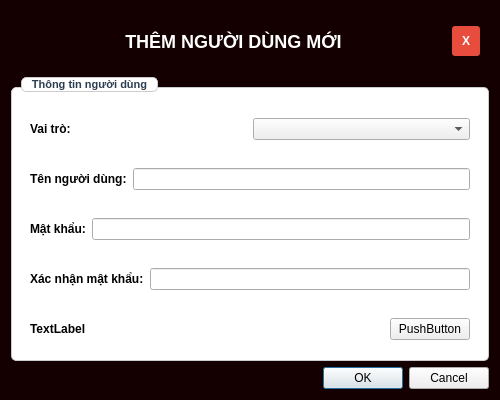
Before: the Qt Designer form gui/addedituserdialog.ui in VanBao6002/PBL2_Appointment_Scheduling_System, drawn with Qt 5.
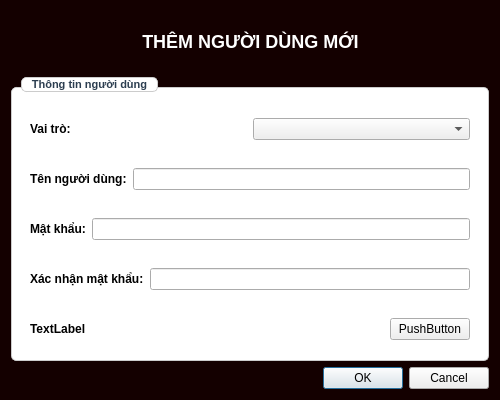
After: the same form once the commit is applied.

```diff
--- a/gui/addedituserdialog.ui
+++ b/gui/addedituserdialog.ui
@@ -112,19 +112,6 @@
         </property>
        </spacer>
       </item>
-      <item>
-       <widget class="QPushButton" name="btnClose">
-        <property name="maximumSize">
-         <size>
-          <width>30</width>
-          <height>30</height>
-         </size>
-        </property>
-        <property name="text">
-         <string>X</string>
-        </property>
-       </widget>
-      </item>
      </layout>
     </widget>
    </item>
```
Left out of the diff: 19 changed lines with no effect on the pictures.
